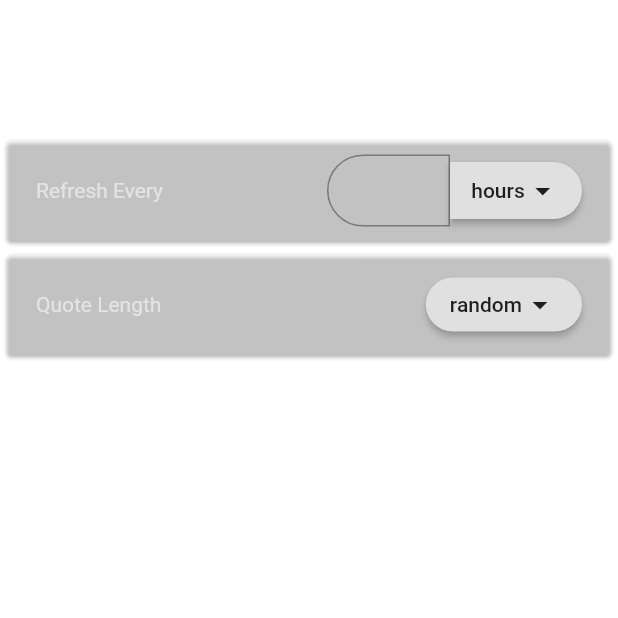
After one commit to elishaking/quotz, a Flutter app: the screen it shows after launch, after a tap on the "settings" icon, on a phone screen of 412 x 824 dp, the top half of it. The commit adds this screen. Run offline on Flutter 3.47's test engine with Material 2 defaults, Android fonts, the phone set to English and light mode, and no system bars; network calls fail.

Commit message:
settings

```diff
--- /dev/null
+++ b/lib/models/settings.dart
@@ -0,0 +1,12 @@
+class RefreshPeriod{
+  static final String minutes = "minutes";
+  static final String seconds = "seconds";
+  static final String hours = "hours";
+}
+
+class QuoteLength{
+  static final String short = "short";
+  static final String medium = "medium";
+  static final String long = "long";
+  static final String random = "random";
+}
--- a/lib/pages/home.dart
+++ b/lib/pages/home.dart
@@ -1,6 +1,7 @@
 import 'dart:async';
 import 'package:flutter/material.dart';
 import 'package:flutter/services.dart';
+import 'package:quotz/pages/settings.dart';
 import 'package:quotz/services/quotes.dart';
 
 class HomePage extends StatefulWidget {
@@ -53,6 +54,16 @@ class _HomePageState extends State<HomePage> {
       appBar: AppBar(
         backgroundColor: Colors.transparent,
         elevation: 0,
+        actions: <Widget>[
+          IconButton(
+            icon: Icon(Icons.settings, color: Colors.white54,),
+            onPressed: (){
+              Navigator.of(context).push(MaterialPageRoute(
+                builder: (BuildContext context) => SettingsPage()
+              ));
+            },
+          )
+        ],
       ),
       body: Container(
         padding: EdgeInsets.symmetric(horizontal: 20, vertical: 10),
--- /dev/null
+++ b/lib/pages/settings.dart
@@ -0,0 +1,247 @@
+import 'package:flutter/material.dart';
+
+import '../models/settings.dart';
+
+class SettingsPage extends StatefulWidget {
+  @override
+  _SettingsPageState createState() => _SettingsPageState();
+}
+
+class _SettingsPageState extends State<SettingsPage> {
+  String _refreshPeriod = RefreshPeriod.hours;
+  int _refreshPeriodValue = 2;
+
+  String _quoteLength = QuoteLength.random;
+
+  @override
+  Widget build(BuildContext context) {
+    return Scaffold(
+      backgroundColor: Colors.white12,
+      appBar: AppBar(
+        backgroundColor: Colors.transparent,
+        elevation: 0,
+        iconTheme: IconThemeData(color: Colors.white54),
+      ),
+      body: ListView(
+        children: <Widget>[
+          Padding(
+            padding: EdgeInsets.symmetric(horizontal: 20, vertical: 5),
+            child: Text("Quotes", style: Theme.of(context).textTheme.title.merge(TextStyle(
+              color: Colors.white54
+            )),),
+          ),
+          Card(
+            color: Colors.white12,
+            child: Padding(
+              padding: EdgeInsets.symmetric(horizontal: 20, vertical: 10),
+              child: Row(
+                mainAxisAlignment: MainAxisAlignment.spaceBetween,
+                children: <Widget>[
+                  Text("Refresh Every"),
+                  Container(
+                    width: 170,
+                    child: Row(
+                      children: <Widget>[
+                        Flexible(
+                          child: TextFormField(
+                            cursorColor: Colors.white54,
+                            style: new TextStyle(
+                              color: Colors.white,
+
+                            ),
+                            keyboardType: TextInputType.numberWithOptions(decimal: false, signed: false),
+                            decoration: InputDecoration(
+                              contentPadding: EdgeInsets.all(10),
+                              border: OutlineInputBorder(
+                                borderRadius: BorderRadius.only(
+                                  topLeft: Radius.circular(30),
+                                  topRight: Radius.circular(0),
+                                  bottomLeft: Radius.circular(30),
+                                  bottomRight: Radius.circular(0),
+                                )
+                              )
+                            ),
+
+                          ),
+                        ),
+                        RaisedButton(
+                          padding: EdgeInsets.symmetric(vertical: 7),
+                          shape: RoundedRectangleBorder(
+                            borderRadius: BorderRadius.only(
+                              topLeft: Radius.circular(0),
+                              topRight: Radius.circular(30),
+                              bottomLeft: Radius.circular(0),
+                              bottomRight: Radius.circular(30),
+                            )
+                          ),
+                          child: Row(
+                            children: <Widget>[
+                              Text(_refreshPeriod),
+                              Icon(Icons.arrow_drop_down)
+                            ],
+                          ),
+                          onPressed: (){
+                            showDialog(
+                              context: context,
+                              builder: (BuildContext context){
+                                return _buildAlertDialog(context);
+                              }
+                            );
+                          },
+                        )
+                      ],
+                    ),
+                  )
+                ],
+              ),
+            ),
+          ),
+          Card(
+            color: Colors.white12,
+            child: Padding(
+              padding: EdgeInsets.symmetric(horizontal: 20, vertical: 10),
+              child: Row(
+                mainAxisAlignment: MainAxisAlignment.spaceBetween,
+                children: <Widget>[
+                  Text("Quote Length"),
+                  RaisedButton(
+                    shape: RoundedRectangleBorder(
+                      borderRadius: BorderRadius.circular(30)
+                    ),
+                    child: Row(
+                      children: <Widget>[
+                        Text(_quoteLength),
+                        Icon(Icons.arrow_drop_down)
+                      ],
+                    ),
+                    onPressed: (){
+                      showDialog(
+                        context: context,
+                        builder: (BuildContext context){
+                          return _buildQuoteLengthAlertDialog(context);
+                        }
+                      );
+                    },
+                  )
+                ],
+              ),
+            ),
+          ),
+        ],
+      ),
+
+    );
+  }
+
+  AlertDialog _buildAlertDialog(BuildContext context) {
+    return AlertDialog(
+      title: Text("Duration"),
+      content: Column(
+        mainAxisSize: MainAxisSize.min,
+        children: <Widget>[
+          ListTile(
+            title: Text("seconds"),
+            trailing: Icon(Icons.arrow_forward_ios,
+            size: 20,),
+            contentPadding: EdgeInsets.only(left: 5),
+            onTap: (){
+              setState(() {
+                _refreshPeriod = RefreshPeriod.seconds;
+              });
+              Navigator.of(context).pop();
+            },
+          ),
+          Divider(),
+          ListTile(
+            title: Text("minutes"),
+            trailing: Icon(Icons.arrow_forward_ios,
+            size: 20,),
+            contentPadding: EdgeInsets.only(left: 5),
+            onTap: (){
+              setState(() {
+                _refreshPeriod = RefreshPeriod.minutes;
+              });
+              Navigator.of(context).pop();
+            },
+          ),
+          Divider(),
+          ListTile(
+            title: Text("hours"),
+            trailing: Icon(Icons.arrow_forward_ios,
+            size: 20,),
+            contentPadding: EdgeInsets.only(left: 5),
+            onTap: (){
+              setState(() {
+                _refreshPeriod = RefreshPeriod.hours;
+              });
+              Navigator.of(context).pop();
+            },
+          ),
+          Divider(),
+        ],
+      ),
+    );
+  }
+
+  AlertDialog _buildQuoteLengthAlertDialog(BuildContext context){
+    return AlertDialog(
+      title: Text("Quote Length"),
+      content: Column(
+        mainAxisSize: MainAxisSize.min,
+        children: <Widget>[
+          ListTile(
+            title: Text(QuoteLength.random),
+            trailing: Icon(Icons.arrow_forward_ios,
+            size: 20,),
+            contentPadding: EdgeInsets.only(left: 5),
+            onTap: (){
+              setState(() {
+                _quoteLength = QuoteLength.random;
+              });
+              Navigator.of(context).pop();
+            },
+          ),
+          Divider(),
+          ListTile(
+            title: Text(QuoteLength.short),
+            trailing: Icon(Icons.arrow_forward_ios,
+            size: 20,),
+            contentPadding: EdgeInsets.only(left: 5),
+            onTap: (){
+              setState(() {
+                _quoteLength = QuoteLength.short;
+              });
+              Navigator.of(context).pop();
+            },
+          ),
+          Divider(),
+          ListTile(
+            title: Text(QuoteLength.medium),
+            trailing: Icon(Icons.arrow_forward_ios,
+            size: 20,),
+            contentPadding: EdgeInsets.only(left: 5),
+            onTap: (){
+              setState(() {
+                _quoteLength = QuoteLength.medium;
+              });
+              Navigator.of(context).pop();
+            },
+          ),
+          Divider(),
+          ListTile(
+            title: Text(QuoteLength.long),
+            trailing: Icon(Icons.arrow_forward_ios,
+            size: 20,),
+            contentPadding: EdgeInsets.only(left: 5),
+            onTap: (){
+              setState(() {
+                _quoteLength = QuoteLength.long;
+              });
+              Navigator.of(context).pop();
+            },
+          ),
+        ],
+      ),
+    );
+  }
+}
```
